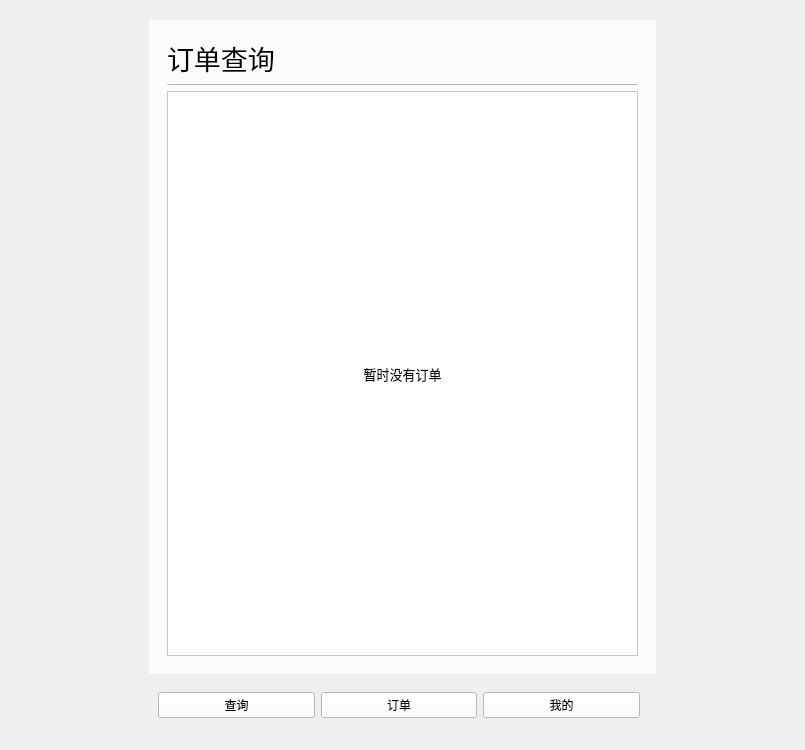
Above: mainwidget.ui from Jinyuan-S/AirSystem before the change. Below: the same form after it.
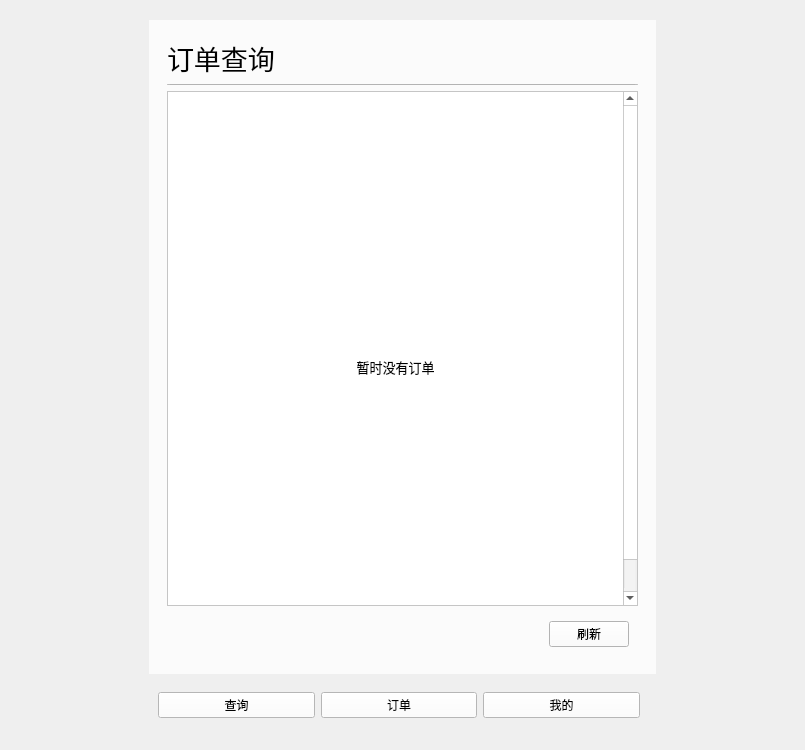
That is the form after the change. The open tabs and pages were chosen to show the change. Custom widgets are drawn as their Qt base class.

```diff
--- a/mainwidget.ui
+++ b/mainwidget.ui
@@ -1011,7 +1011,7 @@
                  <rect>
                   <x>0</x>
                   <y>0</y>
-                  <width>454</width>
+                  <width>471</width>
                   <height>553</height>
                  </rect>
                 </property>
@@ -1483,6 +1483,32 @@
                </widget>
               </widget>
              </item>
+             <item>
+              <widget class="QWidget" name="widget_8" native="true">
+               <layout class="QHBoxLayout" name="horizontalLayout_3">
+                <item>
+                 <spacer name="horizontalSpacer_4">
+                  <property name="orientation">
+                   <enum>Qt::Horizontal</enum>
+                  </property>
+                  <property name="sizeHint" stdset="0">
+                   <size>
+                    <width>369</width>
+                    <height>20</height>
+                   </size>
+                  </property>
+                 </spacer>
+                </item>
+                <item>
+                 <widget class="QPushButton" name="pushButton_refresh">
+                  <property name="text">
+                   <string>刷新</string>
+                  </property>
+                 </widget>
+                </item>
+               </layout>
+              </widget>
+             </item>
             </layout>
            </widget>
           </item>
```
Left out of the diff: 2 changed lines with no effect on the pictures.
